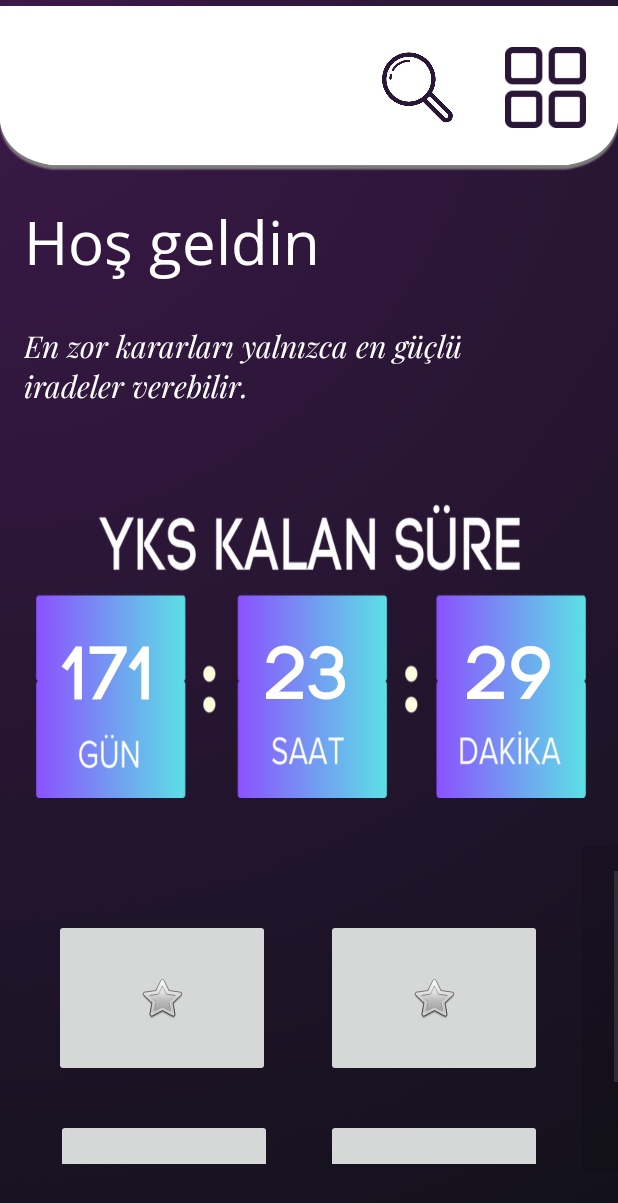
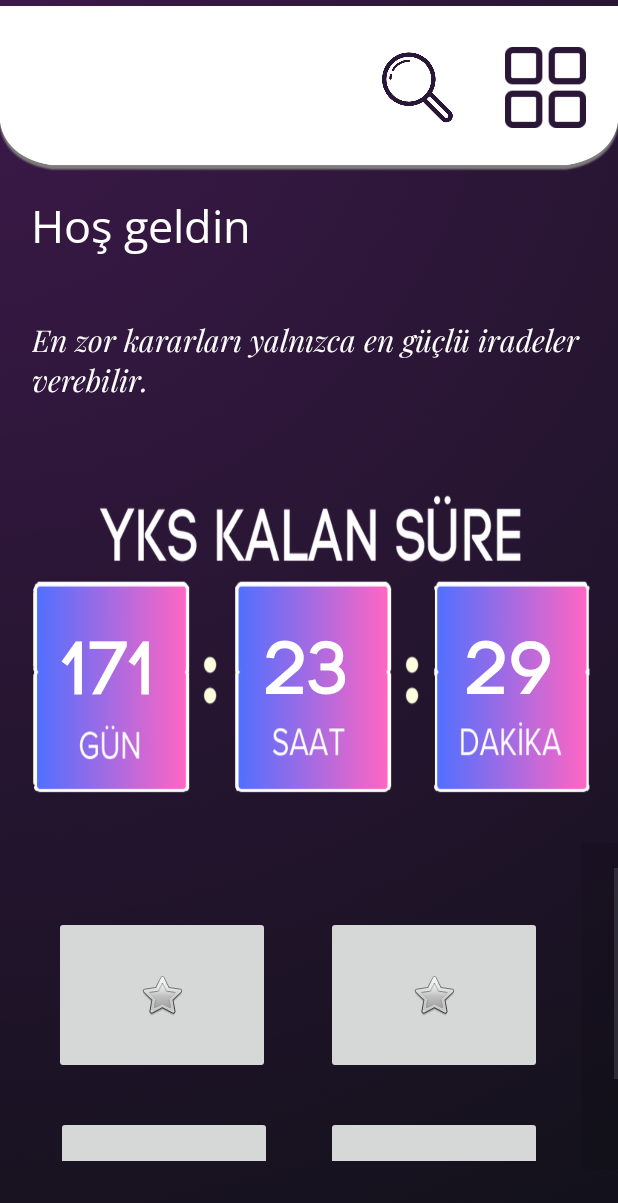
Before and after one commit to mustafateker/AndroidAppProje, an Android app: the MainActivity screen opened directly, with no data from a screen before it, on a phone screen of 412 x 824 dp. Shown: the top 1203 px of the screen. Run offline under Robolectric (Android 15) with nearby library versions, the phone set to English and light mode, and no system bars; our stand-ins replace Firebase (no records; nobody signed in at launch, a user with empty details on screens opened directly).

Commit message:
• Bazı tema degisiklikleri yapildi

```diff
--- a/app/src/main/java/com/crossborders/studyhard/MainActivity.kt
+++ b/app/src/main/java/com/crossborders/studyhard/MainActivity.kt
@@ -32,7 +32,7 @@ class MainActivity : AppCompatActivity() {
 
         val fontResourceId = R.font.open_sans_regular
         findViewById<TextView>(R.id.textView).typeface = ResourcesCompat.getFont(this, fontResourceId)
-        findViewById<TextView>(R.id.textView).setTextSize(TypedValue.COMPLEX_UNIT_SP, 40.toFloat())
+        findViewById<TextView>(R.id.textView).setTextSize(TypedValue.COMPLEX_UNIT_SP, 30.toFloat())
 
         val playfairItalic = R.font.playfair_italic
         findViewById<TextView>(R.id.gunun_sozu).typeface = ResourcesCompat.getFont(this, playfairItalic)
--- a/app/src/main/res/drawable/edit_text_background.xml
+++ b/app/src/main/res/drawable/edit_text_background.xml
@@ -7,7 +7,7 @@
 
                 <stroke
                     android:width="3dp"
-                    android:color="@color/design_default_color_secondary_variant"/>
+                    android:color="#6750A4"/>
 
             </shape>
         </item>
--- a/app/src/main/res/drawable/login_screen_border_layout.xml
+++ b/app/src/main/res/drawable/login_screen_border_layout.xml
@@ -6,8 +6,10 @@
             <corners android:radius="10dp" />
 
             <stroke
-                android:width="2dp"
-                android:color="#009688"/>
+            android:width="2dp"
+            android:color="#261531"
+
+            />
 
         </shape>
     </item>
--- a/app/src/main/res/layout/activity_main.xml
+++ b/app/src/main/res/layout/activity_main.xml
@@ -54,7 +54,7 @@
 
         app:layout_constraintTop_toBottomOf="@id/gunun_sozu"
         app:layout_constraintVertical_bias="0.059"
-        app:srcCompat="@drawable/countdown_timer" />
+        app:srcCompat="@drawable/time_counter_2" />
 
     <androidx.constraintlayout.widget.ConstraintLayout
         android:layout_width="365dp"
@@ -106,34 +106,34 @@
 
     <TextView
         android:id="@+id/textView"
-        android:layout_width="369dp"
+        android:layout_width="370dp"
         android:layout_height="65dp"
-        android:layout_marginTop="20dp"
+        android:layout_marginTop="16dp"
+
         android:ems="10"
         android:inputType="text"
         android:text="@string/hos_geldin_user_id"
-        android:textColor="@color/white"
-
+        android:textColor="#FFFFFF"
         android:textStyle="bold"
         app:layout_constraintEnd_toEndOf="parent"
-        app:layout_constraintHorizontal_bias="0.38"
+        app:layout_constraintHorizontal_bias="0.487"
         app:layout_constraintStart_toStartOf="parent"
         app:layout_constraintTop_toBottomOf="@id/main_top_fon_ImageView" />
 
     <TextView
         android:id="@+id/gunun_sozu"
-        android:layout_width="364dp"
-        android:layout_height="69dp"
+        android:layout_width="369dp"
+        android:layout_height="68dp"
+
         android:layout_marginTop="16dp"
         android:contentDescription="günün sözü"
         android:text="@string/ozlu_soz_1"
-        android:textColor="@color/white"
+        android:textColor="#FFFFFF"
         android:textIsSelectable="false"
         android:textSize="22dp"
         app:layout_constraintEnd_toEndOf="parent"
-        app:layout_constraintHorizontal_bias="0.34"
         app:layout_constraintStart_toStartOf="parent"
-        app:layout_constraintTop_toBottomOf="@id/textView" />
+        app:layout_constraintTop_toBottomOf="@+id/textView" />
 
     <ImageButton
         android:id="@+id/menu_button"
@@ -189,7 +189,6 @@
         android:contentDescription="Scroll view"
         app:layout_constraintBottom_toBottomOf="parent"
         app:layout_constraintEnd_toEndOf="parent"
-        app:layout_constraintHorizontal_bias="0.0"
         app:layout_constraintStart_toStartOf="parent"
 
         app:layout_constraintTop_toBottomOf="@id/time_counter"
```
Also changed, not shown: app/src/main/res/drawable/time_counter_2.png (added).
